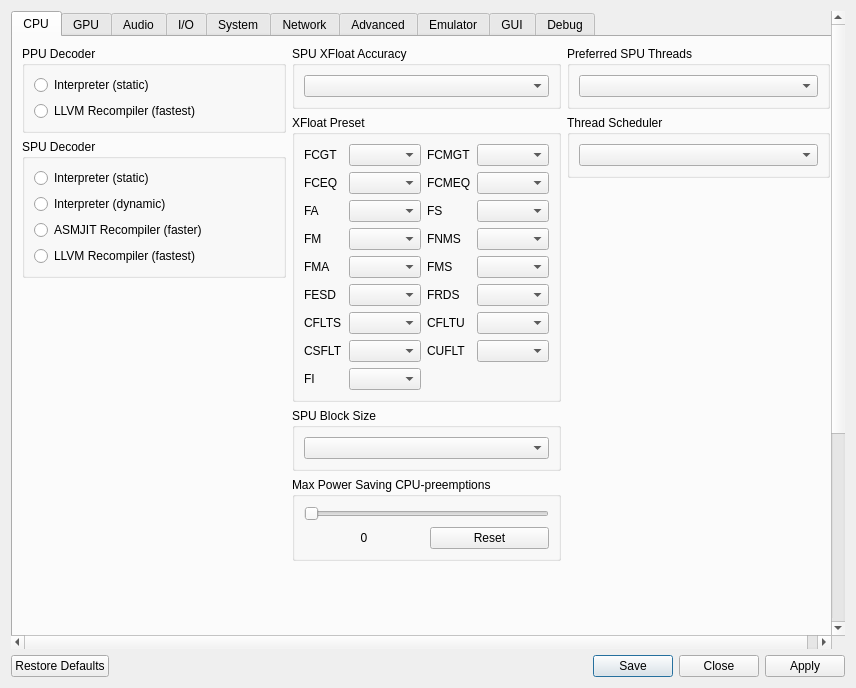
Old version of the form rpcs3/rpcs3qt/settings_dialog.ui in the repository Yahfz/rpcs3.
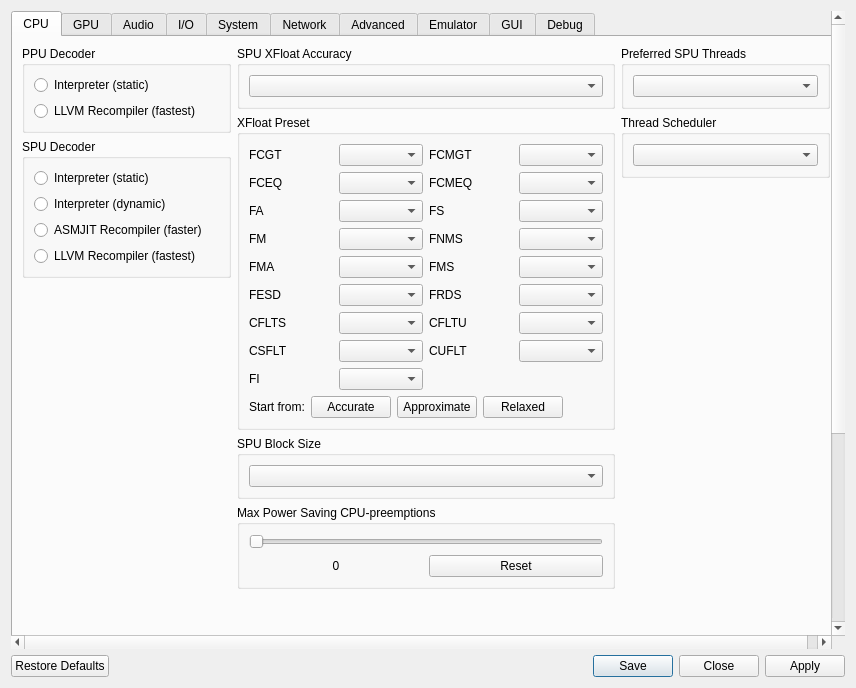
New version of the form. Icons and pictures are not drawn.

Commit message: SPU: Add Custom XFloat preset initialization

Patch:
```diff
--- a/rpcs3/rpcs3qt/settings_dialog.ui
+++ b/rpcs3/rpcs3qt/settings_dialog.ui
@@ -352,6 +352,51 @@
                 </property>
                </spacer>
               </item>
+              <item row="9" column="0" colspan="4">
+               <layout class="QHBoxLayout" name="custom_xfloat_presets_layout">
+                <item>
+                 <widget class="QLabel" name="label_custom_xfloat_presets">
+                  <property name="text">
+                   <string>Start from:</string>
+                  </property>
+                 </widget>
+                </item>
+                <item>
+                 <widget class="QPushButton" name="customXFloatAccurate">
+                  <property name="text">
+                   <string>Accurate</string>
+                  </property>
+                 </widget>
+                </item>
+                <item>
+                 <widget class="QPushButton" name="customXFloatApproximate">
+                  <property name="text">
+                   <string>Approximate</string>
+                  </property>
+                 </widget>
+                </item>
+                <item>
+                 <widget class="QPushButton" name="customXFloatRelaxed">
+                  <property name="text">
+                   <string>Relaxed</string>
+                  </property>
+                 </widget>
+                </item>
+                <item>
+                 <spacer name="horizontalSpacerCustomXFloatPresets">
+                  <property name="orientation">
+                   <enum>Qt::Orientation::Horizontal</enum>
+                  </property>
+                  <property name="sizeHint" stdset="0">
+                   <size>
+                    <width>40</width>
+                    <height>20</height>
+                   </size>
+                  </property>
+                 </spacer>
+                </item>
+               </layout>
+              </item>
              </layout>
             </widget>
            </item>
```
The commit also changes 3 other files.
